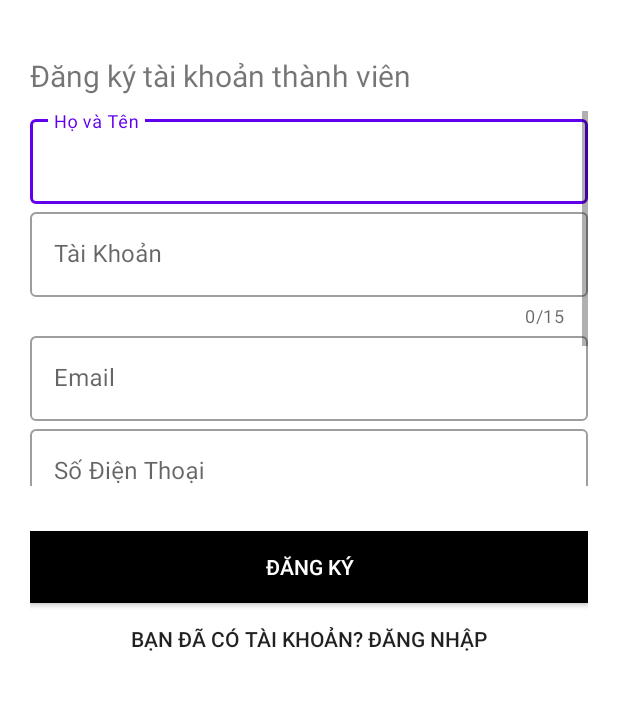
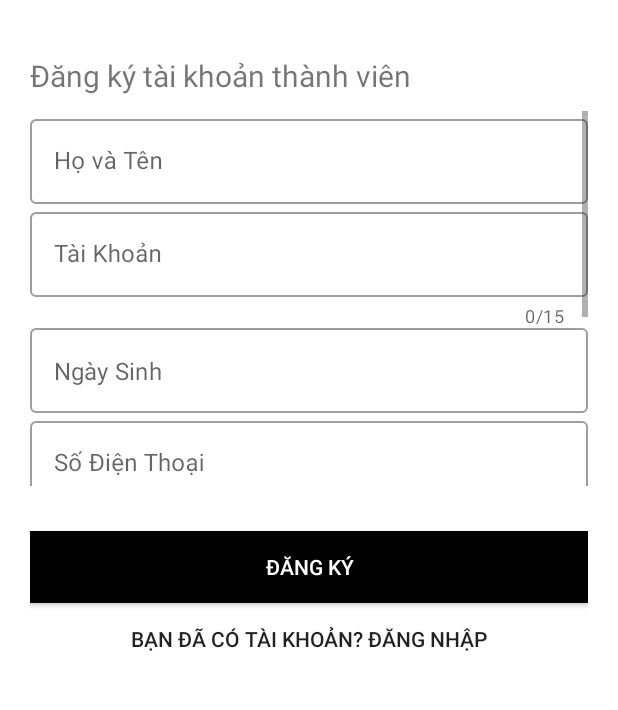
Before and after one commit to blminh45/project-movie-theater, an Android app: the SignUpActivity screen opened directly, with no data from a screen before it, on a phone screen of 412 x 824 dp, the part 297-1007 px from its top. Run offline under Robolectric (Android 15) with nearby library versions, the phone set to English and light mode, and no system bars; pictures from the network do not load; Roboto replaces fonts that are not available here.

Commit message:
update phan dang ky

```diff
--- a/Movie-App/app/src/main/java/com/example/movieapp/SignUpActivity.java
+++ b/Movie-App/app/src/main/java/com/example/movieapp/SignUpActivity.java
@@ -1,39 +1,37 @@
 package com.example.movieapp;
 
-import androidx.annotation.NonNull;
-import androidx.appcompat.app.AppCompatActivity;
-import androidx.core.app.ActivityCompat;
-import androidx.core.content.ContextCompat;
-
-import android.Manifest;
 import android.app.ActivityOptions;
+import android.app.DatePickerDialog;
 import android.content.Intent;
-import android.content.pm.PackageManager;
 import android.graphics.Bitmap;
 import android.graphics.BitmapFactory;
-import android.os.Build;
+import android.graphics.Color;
+import android.graphics.drawable.ColorDrawable;
 import android.os.Bundle;
-import android.provider.MediaStore;
 import android.util.Pair;
 import android.view.View;
 import android.widget.Button;
+import android.widget.DatePicker;
 import android.widget.ImageView;
 import android.widget.TextView;
-import android.widget.Toast;
 
+import androidx.appcompat.app.AppCompatActivity;
 
+import com.google.android.material.textfield.TextInputEditText;
 import com.google.android.material.textfield.TextInputLayout;
 
 import java.io.FileNotFoundException;
 import java.io.InputStream;
-import java.net.DatagramPacket;
+import java.util.Calendar;
 
 public class SignUpActivity extends AppCompatActivity {
     TextInputLayout regName,regUsername,regEmail,regPhone,regPassword;
+    TextInputEditText regBirth;
     Button regBtn,regToLoginBtn,chooseBtn;
     ImageView mImageView;
     ImageView image;
     TextView logoText,sloganText;
+    DatePickerDialog.OnDateSetListener setListener;
     private static final int  IMAGE_PICK_CODE = 1000;
     private static final int  PERMISSION_CODE = 1001;
     @Override
@@ -45,9 +43,35 @@ public class SignUpActivity extends AppCompatActivity {
         regEmail= findViewById(R.id.email);
         regPhone= findViewById(R.id.phone);
         regPassword= findViewById(R.id.password);
+        regBirth = findViewById(R.id.birth);
 
         mImageView = findViewById(R.id.img);
         chooseBtn = findViewById(R.id.choose_image_btn);
+
+        Calendar calendar = Calendar.getInstance();
+        final int year = calendar.get(Calendar.YEAR);
+        final int month = calendar.get(Calendar.MONTH);
+        final int day = calendar.get(Calendar.DAY_OF_MONTH);
+
+        regBirth.setOnClickListener(new View.OnClickListener(){
+            @Override
+            public void onClick(View view){
+                DatePickerDialog datePickerDialog = new DatePickerDialog(
+                        SignUpActivity.this, android.R.style.Theme_Holo_Light_Dialog_MinWidth,
+                        setListener,year,month,day);
+                datePickerDialog.getWindow().setBackgroundDrawable(new ColorDrawable(Color.TRANSPARENT));
+                 datePickerDialog.show();
+            }
+        });
+
+        setListener = new DatePickerDialog.OnDateSetListener() {
+            @Override
+            public void onDateSet(DatePicker view, int year, int month, int dayOfMonth) {
+                month = month + 1;
+                String date = day+"/"+month+"/"+year;
+                regBirth.setText(date);
+            }
+        };
     }
     private Boolean validateName(){
         String val = regName.getEditText().getText().toString();
--- a/Movie-App/app/src/main/res/layout/activity_login.xml
+++ b/Movie-App/app/src/main/res/layout/activity_login.xml
@@ -8,7 +8,9 @@
     android:orientation="vertical"
     android:paddingLeft="20dp"
     android:paddingRight="20dp"
-    tools:context=".LoginActivity">
+    tools:context=".LoginActivity"
+    android:focusable="true"
+    android:focusableInTouchMode="true">
     <ImageView
         android:id="@+id/logo_image"
         android:layout_width="213dp"
--- a/Movie-App/app/src/main/res/layout/activity_sign_up.xml
+++ b/Movie-App/app/src/main/res/layout/activity_sign_up.xml
@@ -8,7 +8,9 @@
     android:orientation="vertical"
     android:paddingLeft="20dp"
     android:paddingRight="20dp"
-    android:background="#fff">
+    android:background="#fff"
+    android:focusable="true"
+    android:focusableInTouchMode="true">
 
     <ImageView
         android:id="@+id/logo_image"
@@ -75,6 +77,30 @@
                 android:layout_height="wrap_content"
                 android:inputType="text"></com.google.android.material.textfield.TextInputEditText>
         </com.google.android.material.textfield.TextInputLayout>
+        <com.google.android.material.textfield.TextInputLayout
+            android:layout_width="match_parent"
+            android:layout_height="wrap_content"
+            app:hintEnabled="false"
+            style="@style/Widget.MaterialComponents.TextInputLayout.OutlinedBox">
+            <com.google.android.material.textfield.TextInputEditText
+                android:id="@+id/birth"
+                android:layout_width="match_parent"
+                android:layout_height="wrap_content"
+                android:hint="Ngày Sinh"
+                android:inputType="date"></com.google.android.material.textfield.TextInputEditText>
+        </com.google.android.material.textfield.TextInputLayout>
+
+        <com.google.android.material.textfield.TextInputLayout
+            android:id="@+id/phone"
+            android:layout_width="match_parent"
+            android:layout_height="wrap_content"
+            android:hint="Số Điện Thoại"
+            style="@style/Widget.MaterialComponents.TextInputLayout.OutlinedBox">
+            <com.google.android.material.textfield.TextInputEditText
+                android:layout_width="match_parent"
+                android:layout_height="wrap_content"
+                android:inputType="number"></com.google.android.material.textfield.TextInputEditText>
+        </com.google.android.material.textfield.TextInputLayout>
 
         <com.google.android.material.textfield.TextInputLayout
             android:id="@+id/email"
@@ -88,17 +114,6 @@
                 android:inputType="textEmailAddress"></com.google.android.material.textfield.TextInputEditText>
         </com.google.android.material.textfield.TextInputLayout>
 
-        <com.google.android.material.textfield.TextInputLayout
-            android:id="@+id/phone"
-            android:layout_width="match_parent"
-            android:layout_height="wrap_content"
-            android:hint="Số Điện Thoại"
-            style="@style/Widget.MaterialComponents.TextInputLayout.OutlinedBox">
-            <com.google.android.material.textfield.TextInputEditText
-                android:layout_width="match_parent"
-                android:layout_height="wrap_content"
-                android:inputType="number"></com.google.android.material.textfield.TextInputEditText>
-        </com.google.android.material.textfield.TextInputLayout>
         <com.google.android.material.textfield.TextInputLayout
             android:id="@+id/password"
             android:layout_width="match_parent"
```
